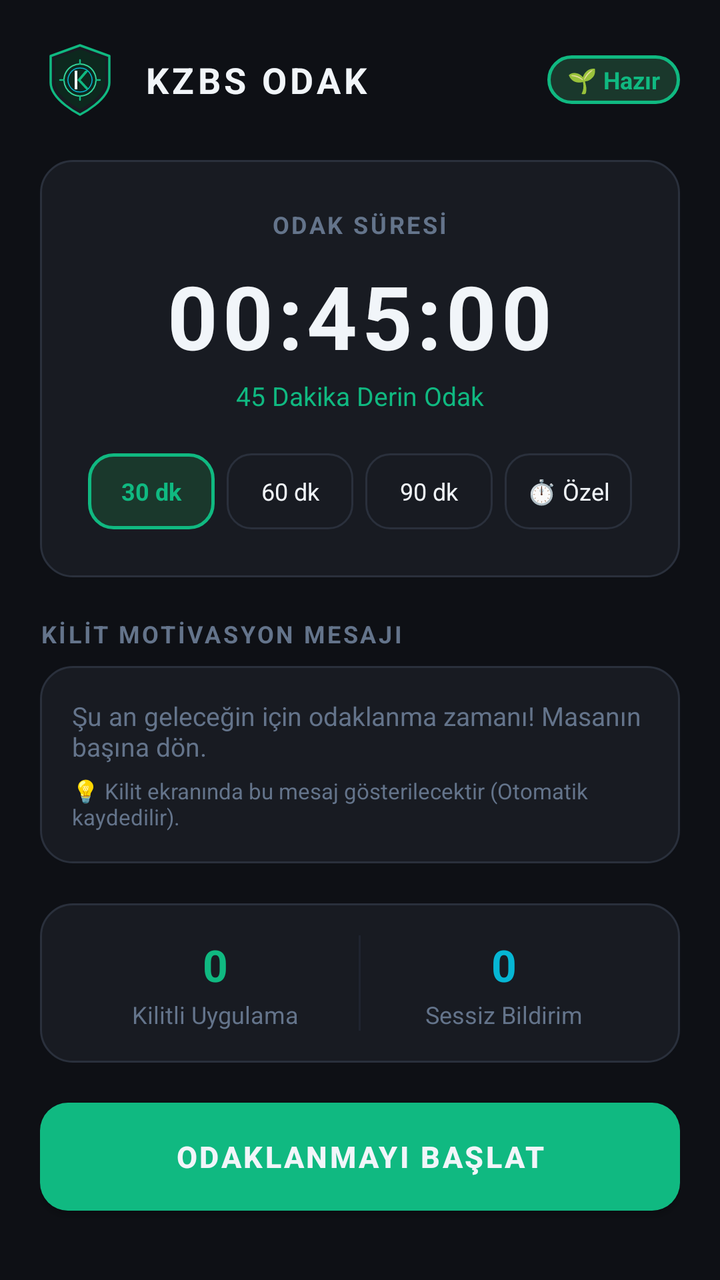
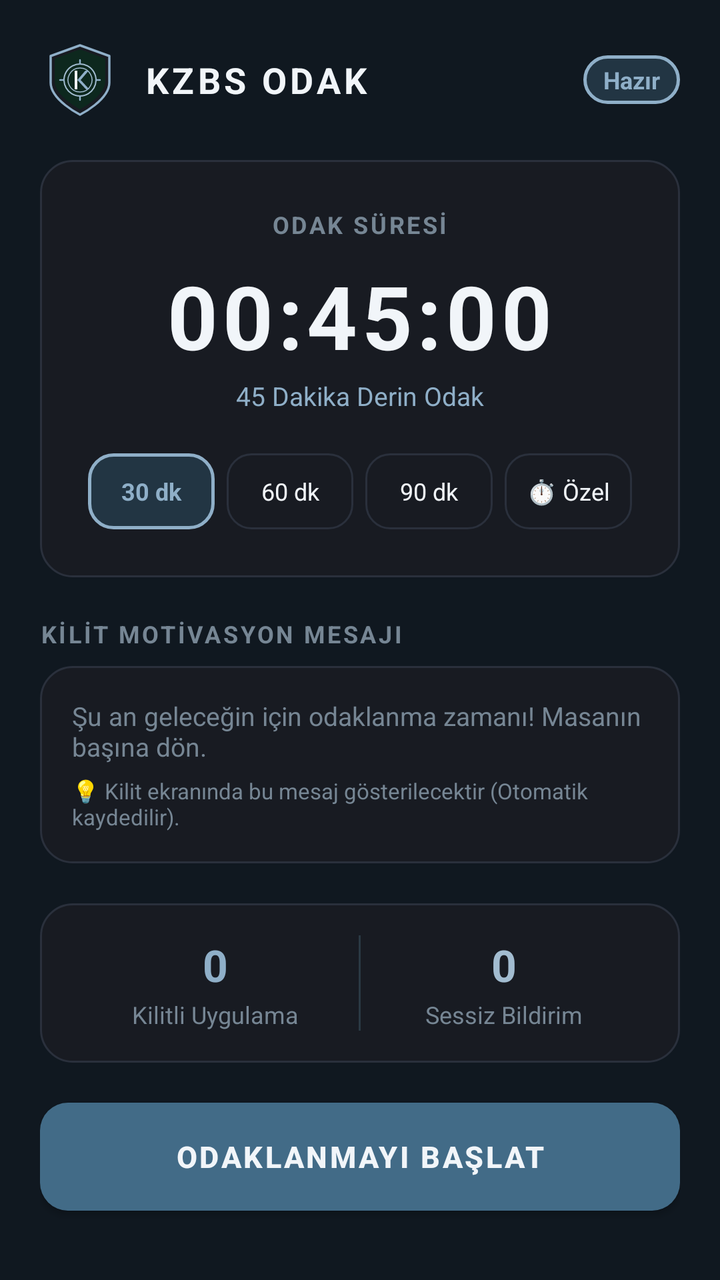

Before-and-after screenshots of an Android layout around one commit, followed by the original layout XML and the change that was made.
<!-- AndroidManifest.xml: application theme Theme.KZBSODAK -->
<!-- res/layout/fragment_focus.xml -->
<?xml version="1.0" encoding="utf-8"?>
<ScrollView xmlns:android="http://schemas.android.com/apk/res/android"
    xmlns:app="http://schemas.android.com/apk/res-auto"
    android:layout_width="match_parent"
    android:layout_height="match_parent"
    android:fillViewport="true">

    <LinearLayout
        android:layout_width="match_parent"
        android:layout_height="wrap_content"
        android:orientation="vertical"
        android:padding="20dp">

        
        <LinearLayout
            android:layout_width="match_parent"
            android:layout_height="wrap_content"
            android:gravity="center_vertical"
            android:orientation="horizontal"
            android:layout_marginBottom="20dp">

            <ImageView
                android:layout_width="40dp"
                android:layout_height="40dp"
                android:src="@drawable/ic_kzbs_logo"
                android:contentDescription="@string/app_name" />

            <LinearLayout
                android:layout_width="0dp"
                android:layout_height="wrap_content"
                android:layout_marginStart="12dp"
                android:layout_weight="1"
                android:orientation="vertical">

                <TextView
                    android:layout_width="wrap_content"
                    android:layout_height="wrap_content"
                    android:letterSpacing="0.1"
                    android:text="@string/app_name"
                    android:textColor="@color/text_primary"
                    android:textSize="18sp"
                    android:textStyle="bold" />

            </LinearLayout>

            
            <TextView
                android:id="@+id/tvFocusStatsBadge"
                android:layout_width="wrap_content"
                android:layout_height="wrap_content"
                android:background="@drawable/bg_chip_selected"
                android:paddingStart="10dp"
                android:paddingTop="4dp"
                android:paddingEnd="10dp"
                android:paddingBottom="4dp"
                android:text="🌱 Hazır"
                android:textColor="@color/accent_emerald"
                android:textSize="12sp"
                android:textStyle="bold" />
        </LinearLayout>

        
        <LinearLayout
            android:id="@+id/layoutPermissionWarning"
            android:layout_width="match_parent"
            android:layout_height="wrap_content"
            android:layout_marginBottom="16dp"
            android:background="@drawable/bg_button_crimson"
            android:orientation="vertical"
            android:padding="14dp"
            android:visibility="gone">

            <TextView
                android:layout_width="wrap_content"
                android:layout_height="wrap_content"
                android:text="⚠️ Kilit İzni Eksik!"
                android:textColor="@color/accent_crimson"
                android:textSize="14sp"
                android:textStyle="bold" />

            <TextView
                android:id="@+id/tvPermissionWarningDesc"
                android:layout_width="match_parent"
                android:layout_height="wrap_content"
                android:layout_marginTop="4dp"
                android:text="Uygulamaları kilitlemek için 'Erişilebilirlik' iznini açmanız gereklidir."
                android:textColor="@color/text_primary"
                android:textSize="12sp" />

            <Button
                android:id="@+id/btnFixPermissions"
                android:layout_width="match_parent"
                android:layout_height="38dp"
                android:layout_marginTop="8dp"
                android:background="@drawable/bg_button_emerald"
                android:text="İzni Aç (Ayarlara Git)"
                android:textColor="@color/text_primary"
                android:textSize="12sp"
                android:textStyle="bold" />
        </LinearLayout>

        
        <LinearLayout
            android:layout_width="match_parent"
            android:layout_height="wrap_content"
            android:layout_marginBottom="20dp"
            android:background="@drawable/bg_card_dark"
            android:gravity="center"
            android:orientation="vertical"
            android:padding="24dp">

            <TextView
                android:id="@+id/tvTimerLabel"
                android:layout_width="wrap_content"
                android:layout_height="wrap_content"
                android:letterSpacing="0.1"
                android:text="ODAK SÜRESİ"
                android:textColor="@color/text_muted"
                android:textSize="12sp"
                android:textStyle="bold" />

            <TextView
                android:id="@+id/tvBigTimer"
                android:layout_width="wrap_content"
                android:layout_height="wrap_content"
                android:layout_marginTop="8dp"
                android:letterSpacing="0.05"
                android:text="00:45:00"
                android:textColor="@color/text_primary"
                android:textSize="44sp"
                android:textStyle="bold" />

            <TextView
                android:id="@+id/tvTimerDurationDesc"
                android:layout_width="wrap_content"
                android:layout_height="wrap_content"
                android:layout_marginTop="2dp"
                android:text="45 Dakika Derin Odak"
                android:textColor="@color/accent_emerald"
                android:textSize="13sp" />

            
            <ProgressBar
                android:id="@+id/pbFocusProgress"
                style="?android:attr/progressBarStyleHorizontal"
                android:layout_width="match_parent"
                android:layout_height="6dp"
                android:layout_marginTop="16dp"
                android:max="100"
                android:progress="0"
                android:progressTint="@color/accent_emerald"
                android:visibility="gone" />

            
            <LinearLayout
                android:id="@+id/layoutDurationChips"
                android:layout_width="match_parent"
                android:layout_height="wrap_content"
                android:layout_marginTop="20dp"
                android:gravity="center"
                android:orientation="horizontal">

                <TextView
                    android:id="@+id/chip30"
                    android:layout_width="0dp"
                    android:layout_height="38dp"
                    android:layout_marginEnd="6dp"
                    android:layout_weight="1"
                    android:background="@drawable/bg_chip_selected"
                    android:gravity="center"
                    android:text="@string/preset_30"
                    android:textColor="@color/accent_emerald"
                    android:textSize="12sp"
                    android:textStyle="bold" />

                <TextView
                    android:id="@+id/chip60"
                    android:layout_width="0dp"
                    android:layout_height="38dp"
                    android:layout_marginEnd="6dp"
                    android:layout_weight="1"
                    android:background="@drawable/bg_chip_unselected"
                    android:gravity="center"
                    android:text="@string/preset_60"
                    android:textColor="@color/text_primary"
                    android:textSize="12sp" />

                <TextView
                    android:id="@+id/chip90"
                    android:layout_width="0dp"
                    android:layout_height="38dp"
                    android:layout_marginEnd="6dp"
                    android:layout_weight="1"
                    android:background="@drawable/bg_chip_unselected"
                    android:gravity="center"
                    android:text="@string/preset_90"
                    android:textColor="@color/text_primary"
                    android:textSize="12sp" />

                <TextView
                    android:id="@+id/chipCustom"
                    android:layout_width="0dp"
                    android:layout_height="38dp"
                    android:layout_weight="1"
                    android:background="@drawable/bg_chip_unselected"
                    android:gravity="center"
                    android:text="@string/custom_time"
                    android:textColor="@color/text_primary"
                    android:textSize="12sp" />
            </LinearLayout>
        </LinearLayout>

        
        <TextView
            android:layout_width="wrap_content"
            android:layout_height="wrap_content"
            android:layout_marginBottom="8dp"
            android:letterSpacing="0.1"
            android:text="@string/lock_message_title"
            android:textColor="@color/text_muted"
            android:textSize="12sp"
            android:textStyle="bold" />

        <LinearLayout
            android:layout_width="match_parent"
            android:layout_height="wrap_content"
            android:layout_marginBottom="20dp"
            android:background="@drawable/bg_card_dark"
            android:orientation="vertical"
            android:padding="16dp">

            <EditText
                android:id="@+id/etFocusLockMessage"
                android:layout_width="match_parent"
                android:layout_height="wrap_content"
                android:background="@null"
                android:gravity="top|start"
                android:hint="@string/default_lock_message"
                android:minLines="2"
                android:textColor="@color/text_primary"
                android:textColorHint="@color/text_muted"
                android:textSize="13sp" />

            <TextView
                android:layout_width="wrap_content"
                android:layout_height="wrap_content"
                android:layout_marginTop="6dp"
                android:text="💡 Kilit ekranında bu mesaj gösterilecektir (Otomatik kaydedilir)."
                android:textColor="@color/text_muted"
                android:textSize="11sp" />
        </LinearLayout>

        
        <LinearLayout
            android:layout_width="match_parent"
            android:layout_height="wrap_content"
            android:layout_marginBottom="20dp"
            android:background="@drawable/bg_card_dark"
            android:orientation="horizontal"
            android:padding="16dp">

            <LinearLayout
                android:layout_width="0dp"
                android:layout_height="wrap_content"
                android:layout_weight="1"
                android:gravity="center"
                android:orientation="vertical">

                <TextView
                    android:id="@+id/tvCountBlockedApps"
                    android:layout_width="wrap_content"
                    android:layout_height="wrap_content"
                    android:text="0"
                    android:textColor="@color/accent_emerald"
                    android:textSize="22sp"
                    android:textStyle="bold" />

                <TextView
                    android:layout_width="wrap_content"
                    android:layout_height="wrap_content"
                    android:layout_marginTop="2dp"
                    android:text="Kilitli Uygulama"
                    android:textColor="@color/text_muted"
                    android:textSize="12sp" />
            </LinearLayout>

            <View
                android:layout_width="1dp"
                android:layout_height="match_parent"
                android:background="@color/divider" />

            <LinearLayout
                android:layout_width="0dp"
                android:layout_height="wrap_content"
                android:layout_weight="1"
                android:gravity="center"
                android:orientation="vertical">

                <TextView
                    android:id="@+id/tvCountBlockedNotifications"
                    android:layout_width="wrap_content"
                    android:layout_height="wrap_content"
                    android:text="0"
                    android:textColor="@color/accent_cyan"
                    android:textSize="22sp"
                    android:textStyle="bold" />

                <TextView
                    android:layout_width="wrap_content"
                    android:layout_height="wrap_content"
                    android:layout_marginTop="2dp"
                    android:text="Sessiz Bildirim"
                    android:textColor="@color/text_muted"
                    android:textSize="12sp" />
            </LinearLayout>
        </LinearLayout>

        
        <Button
            android:id="@+id/btnStartFocus"
            android:layout_width="match_parent"
            android:layout_height="54dp"
            android:background="@drawable/bg_button_emerald"
            android:letterSpacing="0.08"
            android:text="@string/btn_start_focus"
            android:textColor="@color/text_primary"
            android:textSize="15sp"
            android:textStyle="bold" />

        
        <Button
            android:id="@+id/btnEndFocus"
            android:layout_width="match_parent"
            android:layout_height="50dp"
            android:layout_marginTop="12dp"
            android:background="@drawable/bg_button_crimson"
            android:letterSpacing="0.08"
            android:text="@string/btn_end_session"
            android:textColor="@color/accent_crimson"
            android:textSize="14sp"
            android:textStyle="bold"
            android:visibility="gone" />

    </LinearLayout>
</ScrollView>
<!-- resources referenced by this layout -->
<resources>
  <color name="accent_crimson">#EF4444</color>
  <color name="accent_cyan">#06B6D4</color>
  <color name="accent_emerald">#10B981</color>
  <color name="divider">#1F2430</color>
  <color name="text_muted">#64748B</color>
  <color name="text_primary">#F1F5F9</color>
  <!-- drawable bg_button_emerald (drawable) -->
  <?xml version="1.0" encoding="utf-8"?>
  <ripple xmlns:android="http://schemas.android.com/apk/res/android"
      android:color="#4ADE80">
      <item>
          <shape android:shape="rectangle">
              <gradient
                  android:angle="45"
                  android:startColor="#10B981"
                  android:endColor="#059669" />
              <corners android:radius="14dp" />
          </shape>
      </item>
  </ripple>
  <!-- drawable bg_chip_selected (drawable) -->
  <?xml version="1.0" encoding="utf-8"?>
  <shape xmlns:android="http://schemas.android.com/apk/res/android"
      android:shape="rectangle">
      <solid android:color="#1A382C" />
      <corners android:radius="12dp" />
      <stroke
          android:width="1.5dp"
          android:color="#10B981" />
  </shape>
  <!-- drawable ic_kzbs_logo (drawable) -->
  <vector xmlns:android="http://schemas.android.com/apk/res/android"
      android:width="120dp"
      android:height="120dp"
      android:viewportWidth="120"
      android:viewportHeight="120">
      
      <path
          android:fillColor="#181B22"
          android:strokeColor="#10B981"
          android:strokeWidth="3.5"
          android:strokeLineJoin="round"
          android:pathData="M60,8 L104,24 L104,64 C104,90 60,112 60,112 C60,112 16,90 16,64 L16,24 Z" />
  
      
      <path
          android:fillColor="#0D281E"
          android:pathData="M60,14 L98,28 L98,62 C98,84 60,104 60,104 C60,104 22,84 22,62 L22,28 Z" />
  
      
      <path
          android:fillColor="#00000000"
          android:strokeColor="#34D399"
          android:strokeWidth="2"
          android:pathData="M60,36 A24,24 0 1,0 60.01,36" />
      <path
          android:fillColor="#00000000"
          android:strokeColor="#06B6D4"
          android:strokeWidth="1.5"
          android:pathData="M60,42 A18,18 0 1,0 60.01,42" />
  
      
      <path
          android:fillColor="#F1F5F9"
          android:pathData="M52,46 L56,46 L56,74 L52,74 Z" />
      <path
          android:fillColor="#10B981"
          android:pathData="M56,60 L68,46 L73,46 L61,60 L74,74 L69,74 Z" />
  
      
      <path
          android:strokeColor="#10B981"
          android:strokeWidth="2.5"
          android:strokeLineCap="round"
          android:pathData="M60,30 L60,36 M60,84 L60,90 M30,60 L36,60 M84,60 L90,60" />
  </vector>
  <string name="app_name">KZBS ODAK</string>
  <string name="btn_end_session">🛑 Seansı Bitir</string>
  <string name="btn_start_focus">ODAKLANMAYI BAŞLAT</string>
  <string name="custom_time">⏱️ Özel</string>
  <string name="default_lock_message">Şu an geleceğin için odaklanma zamanı! Masanın başına dön.</string>
  <string name="lock_message_title">KİLİT MOTİVASYON MESAJI</string>
  <string name="preset_30">30 dk</string>
  <string name="preset_60">60 dk</string>
  <string name="preset_90">90 dk</string>
  <style name="Theme.KZBSODAK" parent="Theme.MaterialComponents.DayNight.NoActionBar">
          
          <item name="colorPrimary">@color/accent_emerald</item>
          <item name="colorPrimaryVariant">@color/accent_emerald_dark</item>
          <item name="colorOnPrimary">@color/text_primary</item>
          
          <item name="colorSecondary">@color/accent_cyan</item>
          <item name="colorSecondaryVariant">@color/accent_emerald_glow</item>
          <item name="colorOnSecondary">@color/bg_main</item>
          
          <item name="android:statusBarColor">@color/bg_main</item>
          <item name="android:navigationBarColor">@color/bg_main</item>
          <item name="android:windowBackground">@color/bg_main</item>
      </style>
  <color name="accent_emerald_dark">#059669</color>
  <color name="accent_emerald_glow">#34D399</color>
  <color name="bg_main">#0E1015</color>
  <!-- unchanged entries left out for length: 3 -->
</resources>

<!-- the commit's change to res/layout/fragment_focus.xml (unified diff, before → after) -->
@@ -53,8 +53,8 @@
                 android:paddingTop="4dp"
                 android:paddingEnd="10dp"
                 android:paddingBottom="4dp"
-                android:text="🌱 Hazır"
-                android:textColor="@color/accent_emerald"
+                android:text="Hazır"
+                android:textColor="@color/accent_blue"
                 android:textSize="12sp"
                 android:textStyle="bold" />
         </LinearLayout>
@@ -92,7 +92,7 @@
                 android:layout_width="match_parent"
                 android:layout_height="38dp"
                 android:layout_marginTop="8dp"
-                android:background="@drawable/bg_button_emerald"
+                android:background="@drawable/bg_button_blue"
                 android:text="İzni Aç (Ayarlara Git)"
                 android:textColor="@color/text_primary"
                 android:textSize="12sp"
@@ -136,7 +136,7 @@
                 android:layout_height="wrap_content"
                 android:layout_marginTop="2dp"
                 android:text="45 Dakika Derin Odak"
-                android:textColor="@color/accent_emerald"
+                android:textColor="@color/accent_blue"
                 android:textSize="13sp" />
 
             
@@ -148,7 +148,7 @@
                 android:layout_marginTop="16dp"
                 android:max="100"
                 android:progress="0"
-                android:progressTint="@color/accent_emerald"
+                android:progressTint="@color/accent_blue"
                 android:visibility="gone" />
 
             
@@ -169,7 +169,7 @@
                     android:background="@drawable/bg_chip_selected"
                     android:gravity="center"
                     android:text="@string/preset_30"
-                    android:textColor="@color/accent_emerald"
+                    android:textColor="@color/accent_blue"
                     android:textSize="12sp"
                     android:textStyle="bold" />
 
@@ -271,7 +271,7 @@
                     android:layout_width="wrap_content"
                     android:layout_height="wrap_content"
                     android:text="0"
-                    android:textColor="@color/accent_emerald"
+                    android:textColor="@color/accent_blue"
                     android:textSize="22sp"
                     android:textStyle="bold" />
 
@@ -301,7 +301,7 @@
                     android:layout_width="wrap_content"
                     android:layout_height="wrap_content"
                     android:text="0"
-                    android:textColor="@color/accent_cyan"
+                    android:textColor="@color/accent_blue_light"
                     android:textSize="22sp"
                     android:textStyle="bold" />
 
@@ -320,7 +320,7 @@
             android:id="@+id/btnStartFocus"
             android:layout_width="match_parent"
             android:layout_height="54dp"
-            android:background="@drawable/bg_button_emerald"
+            android:background="@drawable/bg_button_blue"
             android:letterSpacing="0.08"
             android:text="@string/btn_start_focus"
             android:textColor="@color/text_primary"
<!-- resource entries referenced after the edit -->
@@ -1,21 +1,21 @@
 <!-- resources referenced by this layout -->
 <resources>
+  <color name="accent_blue">#8FAFC8</color>
+  <color name="accent_blue_light">#A2BCD0</color>
   <color name="accent_crimson">#EF4444</color>
-  <color name="accent_cyan">#06B6D4</color>
-  <color name="accent_emerald">#10B981</color>
-  <color name="divider">#1F2430</color>
-  <color name="text_muted">#64748B</color>
+  <color name="divider">#2A3944</color>
+  <color name="text_muted">#768694</color>
   <color name="text_primary">#F1F5F9</color>
-  <!-- drawable bg_button_emerald (drawable) -->
+  <!-- drawable bg_button_blue (drawable) -->
   <?xml version="1.0" encoding="utf-8"?>
   <ripple xmlns:android="http://schemas.android.com/apk/res/android"
-      android:color="#4ADE80">
+      android:color="#7798B3">
       <item>
           <shape android:shape="rectangle">
               <gradient
                   android:angle="45"
-                  android:startColor="#10B981"
-                  android:endColor="#059669" />
+                  android:startColor="#426B87"
+                  android:endColor="#355A73" />
               <corners android:radius="14dp" />
           </shape>
       </item>
@@ -24,11 +24,11 @@
   <?xml version="1.0" encoding="utf-8"?>
   <shape xmlns:android="http://schemas.android.com/apk/res/android"
       android:shape="rectangle">
-      <solid android:color="#1A382C" />
+      <solid android:color="#223543" />
       <corners android:radius="12dp" />
       <stroke
           android:width="1.5dp"
-          android:color="#10B981" />
+          android:color="#8FAFC8" />
   </shape>
   <!-- drawable ic_kzbs_logo (drawable) -->
   <vector xmlns:android="http://schemas.android.com/apk/res/android"
@@ -39,7 +39,7 @@
       
       <path
           android:fillColor="#181B22"
-          android:strokeColor="#10B981"
+          android:strokeColor="#8FAFC8"
           android:strokeWidth="3.5"
           android:strokeLineJoin="round"
           android:pathData="M60,8 L104,24 L104,64 C104,90 60,112 60,112 C60,112 16,90 16,64 L16,24 Z" />
@@ -52,12 +52,12 @@
       
       <path
           android:fillColor="#00000000"
-          android:strokeColor="#34D399"
+          android:strokeColor="#A2BCD0"
           android:strokeWidth="2"
           android:pathData="M60,36 A24,24 0 1,0 60.01,36" />
       <path
           android:fillColor="#00000000"
-          android:strokeColor="#06B6D4"
+          android:strokeColor="#A2BCD0"
           android:strokeWidth="1.5"
           android:pathData="M60,42 A18,18 0 1,0 60.01,42" />
   
@@ -66,12 +66,12 @@
           android:fillColor="#F1F5F9"
           android:pathData="M52,46 L56,46 L56,74 L52,74 Z" />
       <path
-          android:fillColor="#10B981"
+          android:fillColor="#8FAFC8"
           android:pathData="M56,60 L68,46 L73,46 L61,60 L74,74 L69,74 Z" />
   
       
       <path
-          android:strokeColor="#10B981"
+          android:strokeColor="#8FAFC8"
           android:strokeWidth="2.5"
           android:strokeLineCap="round"
           android:pathData="M60,30 L60,36 M60,84 L60,90 M30,60 L36,60 M84,60 L90,60" />
@@ -87,21 +87,20 @@
   <string name="preset_90">90 dk</string>
   <style name="Theme.KZBSODAK" parent="Theme.MaterialComponents.DayNight.NoActionBar">
           
-          <item name="colorPrimary">@color/accent_emerald</item>
-          <item name="colorPrimaryVariant">@color/accent_emerald_dark</item>
+          <item name="colorPrimary">@color/accent_blue_dark</item>
+          <item name="colorPrimaryVariant">@color/accent_blue_dark</item>
           <item name="colorOnPrimary">@color/text_primary</item>
           
-          <item name="colorSecondary">@color/accent_cyan</item>
-          <item name="colorSecondaryVariant">@color/accent_emerald_glow</item>
+          <item name="colorSecondary">@color/accent_blue</item>
+          <item name="colorSecondaryVariant">@color/accent_blue_light</item>
           <item name="colorOnSecondary">@color/bg_main</item>
           
           <item name="android:statusBarColor">@color/bg_main</item>
           <item name="android:navigationBarColor">@color/bg_main</item>
           <item name="android:windowBackground">@color/bg_main</item>
       </style>
-  <color name="accent_emerald_dark">#059669</color>
-  <color name="accent_emerald_glow">#34D399</color>
-  <color name="bg_main">#0E1015</color>
+  <color name="accent_blue_dark">#426B87</color>
+  <color name="bg_main">#101820</color>
   <!-- unchanged entries left out for length: 3 -->
 </resources>
 
